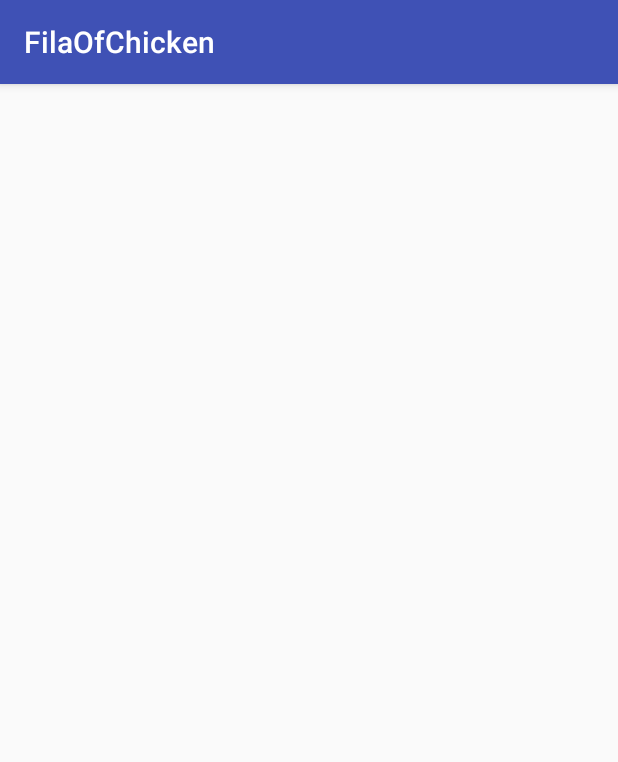
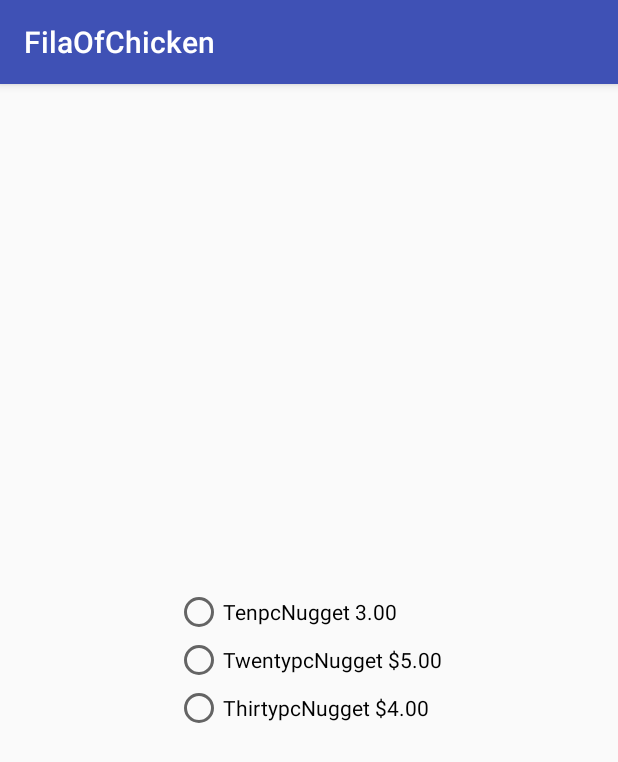
Before and after one commit to JayyN/FilaOfChicken, an Android app: the screen it shows after launch (NuggetsActivity), after a tap on "NUGGETS", on a phone screen of 412 x 824 dp. Shown: the top 762 px of the screen. Run offline under Robolectric (Android 15) with nearby library versions, the phone set to English and light mode, and no system bars.

Commit message:
Coded the prices for the ordering app

```diff
--- a/app/src/main/java/com/pattersonhs/jaylinn/filaofchicken/FilaofchickenactivityMainActivity.java
+++ b/app/src/main/java/com/pattersonhs/jaylinn/filaofchicken/FilaofchickenactivityMainActivity.java
@@ -6,6 +6,7 @@ import android.os.Bundle;
 import android.view.View;
 import android.widget.Button;
 import android.widget.TextView;
+import android.widget.RadioButton;
 
 public class FilaofchickenactivityMainActivity extends AppCompatActivity {
 
@@ -13,8 +14,17 @@ public class FilaofchickenactivityMainActivity extends AppCompatActivity {
     Button Fries;
     Button Nuggets;
     Button Drinks;
-    Button ChickenSandwhich;
-    Button Sauces;
+    RadioButton Smallfrie;
+    RadioButton Mediumfrie;
+    RadioButton Largefrie;
+    RadioButton TenpcNugget;
+    RadioButton TwentypcNugget;
+    RadioButton ThirtypcNugget;
+    RadioButton Smalldrink;
+    RadioButton Mediumdrink;
+    RadioButton Largedrink;
+    double price;
+    TextView showprice;
 
 
     @Override
@@ -26,8 +36,17 @@ public class FilaofchickenactivityMainActivity extends AppCompatActivity {
         Fries = (Button) findViewById(R.id.Fries);
         Nuggets = (Button) findViewById(R.id.Nuggets);
         Drinks = (Button) findViewById(R.id.Drinks);
-        ChickenSandwhich = (Button) findViewById(R.id.ChickenSandwhich);
-        Sauces = (Button) findViewById(R.id.Sauces);
+        Smallfrie = (RadioButton) findViewById(R.id.Smallfrie);
+        Mediumfrie = (RadioButton) findViewById(R.id.Mediumfrie);
+        Largefrie = (RadioButton) findViewById(R.id.Largefrie);
+        TenpcNugget = (RadioButton) findViewById(R.id.TenpcNugget);
+        TwentypcNugget = (RadioButton) findViewById(R.id.TwentypcNugget);
+        ThirtypcNugget = (RadioButton) findViewById(R.id.ThirtypcNugget);
+        Smalldrink = (RadioButton) findViewById(R.id.Smalldrink);
+        Mediumdrink = (RadioButton) findViewById(R.id.Mediumdrink);
+        Largedrink = (RadioButton) findViewById(R.id.Largedrink);
+        price = 0.00;
+        showprice = (TextView) findViewById(R.id.Price);
 
         Fries.setOnClickListener(new View.OnClickListener() {
             @Override
@@ -52,6 +71,10 @@ public class FilaofchickenactivityMainActivity extends AppCompatActivity {
             }
         });
 
+        //Small.setOnClickListener(new View.OnClickListener()){
+
+        //}
+
 
     }
 }
--- a/app/src/main/res/layout/activity_nuggets.xml
+++ b/app/src/main/res/layout/activity_nuggets.xml
@@ -1,9 +1,34 @@
-<?xml version="1.0" encoding="utf-8"?>
-<android.support.constraint.ConstraintLayout xmlns:android="http://schemas.android.com/apk/res/android"
-    xmlns:app="http://schemas.android.com/apk/res-auto"
-    xmlns:tools="http://schemas.android.com/tools"
+<LinearLayout
+    android:layout_height="match_parent"
     android:layout_width="match_parent"
-    android:layout_height="match_parent"
-    tools:context=".NuggetsActivity">
+    android:gravity="center"
+    android:orientation="vertical"
+    xmlns:android="http://schemas.android.com/apk/res/android">
 
-</android.support.constraint.ConstraintLayout>
+    <RadioGroup
+        android:layout_width="wrap_content"
+        android:layout_height="wrap_content"
+        android:orientation="vertical"
+        xmlns:android="http://schemas.android.com/apk/res/android">
+
+        <RadioButton
+            android:id="@+id/TenpcNugget"
+            android:layout_width="wrap_content"
+            android:layout_height="wrap_content"
+            android:text="@string/TenpcNugget" />
+
+        <RadioButton
+            android:id="@+id/TwentypcNugget"
+            android:layout_width="wrap_content"
+            android:layout_height="wrap_content"
+            android:text="@string/TwentypcNugget" />
+
+        <RadioButton
+            android:id="@+id/ThirtypcNugget"
+            android:layout_width="wrap_content"
+            android:layout_height="wrap_content"
+            android:text="@string/ThirtypcNugget"/>
+
+    </RadioGroup>
+
+</LinearLayout>
```
Also changed, not shown: app/src/main/res/layout/activity_drinks.xml (+32 -7 lines), app/src/main/res/layout/filaofchickenactivity_main.xml (+6 -13 lines), app/src/main/res/values/strings.xml (+10 -6 lines).
